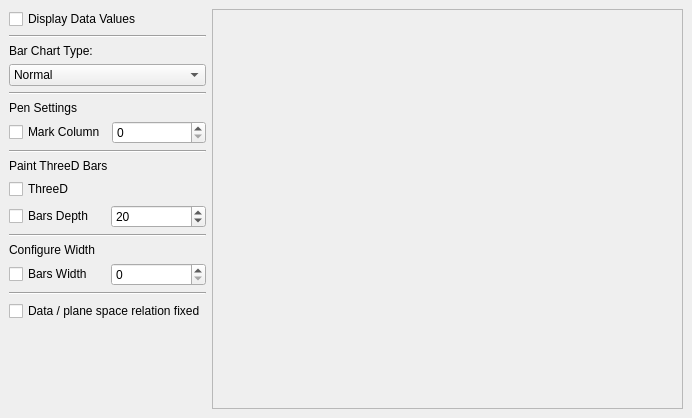
Above: examples/Bars/Advanced/mainwindow.ui from KDAB/KDChart before the change. Below: the same form after it.
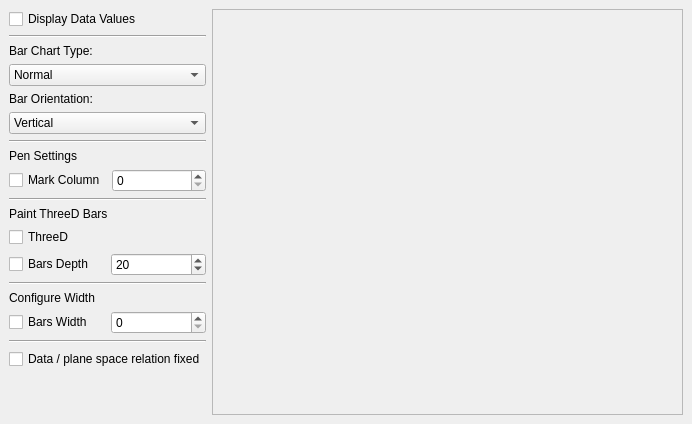
That is the form after the change. Icons and pictures are not drawn.

Commit message: Support horizontal bar charts in the example Shows some flaws in the implementation CC: johannes@kdab.net

Diff of the .ui file:
```diff
--- a/examples/Bars/Advanced/mainwindow.ui
+++ b/examples/Bars/Advanced/mainwindow.ui
@@ -6,7 +6,7 @@
     <x>0</x>
     <y>0</y>
     <width>692</width>
-    <height>408</height>
+    <height>424</height>
    </rect>
   </property>
   <property name="windowTitle" >
@@ -19,7 +19,19 @@
    <property name="margin" >
     <number>9</number>
    </property>
-   <property name="spacing" >
+   <property name="topMargin" >
+    <number>9</number>
+   </property>
+   <property name="rightMargin" >
+    <number>9</number>
+   </property>
+   <property name="bottomMargin" >
+    <number>9</number>
+   </property>
+   <property name="horizontalSpacing" >
+    <number>6</number>
+   </property>
+   <property name="verticalSpacing" >
     <number>6</number>
    </property>
    <item row="10" column="0" >
@@ -230,6 +242,27 @@
        </item>
       </widget>
      </item>
+     <item>
+      <widget class="QLabel" name="barOrientationLB" >
+       <property name="text" >
+        <string>Bar Orientation:</string>
+       </property>
+      </widget>
+     </item>
+     <item>
+      <widget class="QComboBox" name="barOrientationCB" >
+       <item>
+        <property name="text" >
+         <string>Vertical</string>
+        </property>
+       </item>
+       <item>
+        <property name="text" >
+         <string>Horizontal</string>
+        </property>
+       </item>
+      </widget>
+     </item>
     </layout>
    </item>
    <item row="1" column="0" >
```
Left out of the diff: 107 changed lines with no effect on the pictures. The commit also changes 2 other files.
